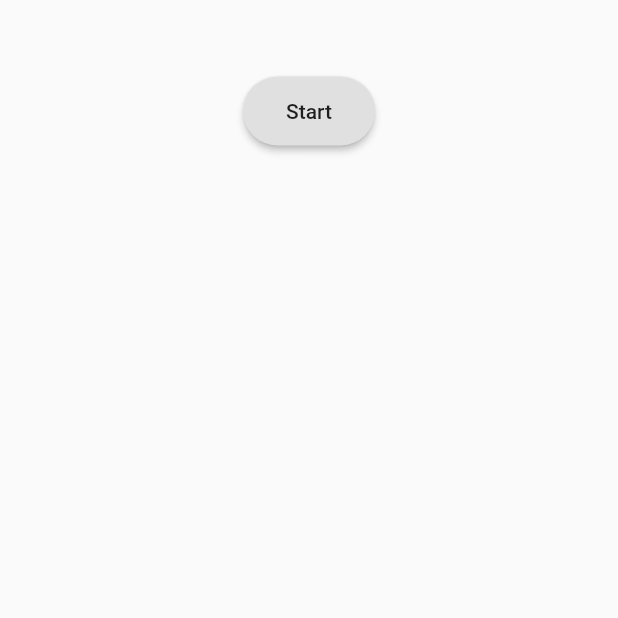
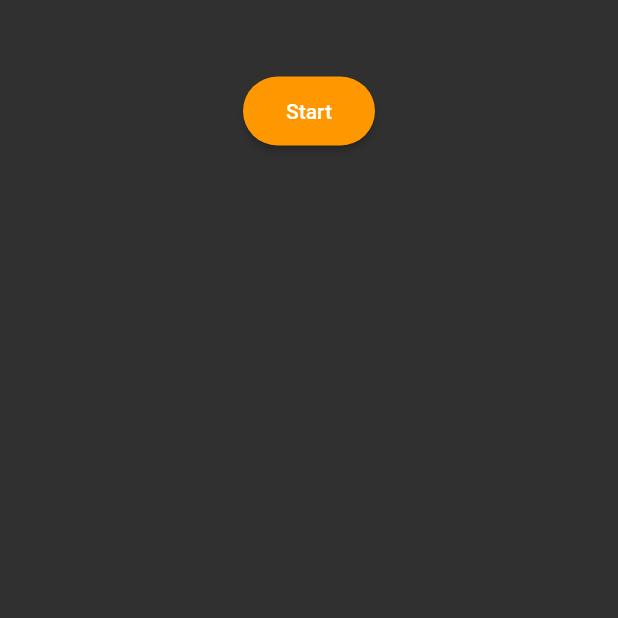
Before and after one commit to ride4sun/location_bloc, a Flutter app: the screen it shows after launch, on a phone screen of 412 x 824 dp, the top half of it. Run offline on Flutter 3.47's test engine with Material 2 defaults, Android fonts, the phone set to English and light mode, and no system bars; our stand-ins replace bloc, equatable, flutter_bloc, location; missing offline and left inert: super_enum.

```diff
--- a/example/lib/main.dart
+++ b/example/lib/main.dart
@@ -13,9 +13,30 @@ class LocationBlocExampleApp extends StatelessWidget {
   Widget build(BuildContext context) {
     return MaterialApp(
       title: 'Location Bloc Example',
-      theme: ThemeData(
-          primarySwatch: Colors.blue,
-          visualDensity: VisualDensity.adaptivePlatformDensity),
+      theme: ThemeData.dark().copyWith(
+        brightness: Brightness.dark,
+        buttonTheme: new ThemeData.dark().buttonTheme.copyWith(
+            buttonColor: Colors.orange.shade500,
+            materialTapTargetSize: MaterialTapTargetSize.shrinkWrap),
+        unselectedWidgetColor: Colors.orange.shade800,
+        toggleableActiveColor: Colors.orange.shade800,
+        primaryColor: Colors.orange.shade500,
+        primaryColorLight: Colors.amber.shade200,
+        primaryColorDark: Colors.orange.shade800,
+        accentColor: Colors.orange.shade500,
+        splashColor: Colors.deepOrange.shade500,
+        textSelectionColor: Colors.orange.shade500,
+        cursorColor: Colors.orange.shade800,
+        textSelectionHandleColor: Colors.orange.shade800,
+        backgroundColor: Colors.orange.shade100,
+        iconTheme: IconThemeData(
+          color: Colors.orange.shade500,
+        ),
+        bottomSheetTheme: BottomSheetThemeData(
+          elevation: 22.0,
+          shape: RoundedRectangleBorder(),
+        ),
+      ),
       home: BlocProvider(
         create: (BuildContext context) => LocationBloc(LocationState.stoped()),
         child: LocationScreen(),
--- a/lib/bloc/location_bloc_exports.dart
+++ b/lib/bloc/location_bloc_exports.dart
@@ -1,5 +1,6 @@
 library bloc;
 
 export 'package:location_bloc/bloc/location_bloc.dart';
+export 'package:location_bloc/bloc/location_bloc_observer.dart';
 export 'package:location_bloc/bloc/location_event.dart';
 export 'package:location_bloc/bloc/location_state.dart';
```
Also changed, not shown: lib/bloc/location_bloc_observer.dart (added, +24 -0 lines).
